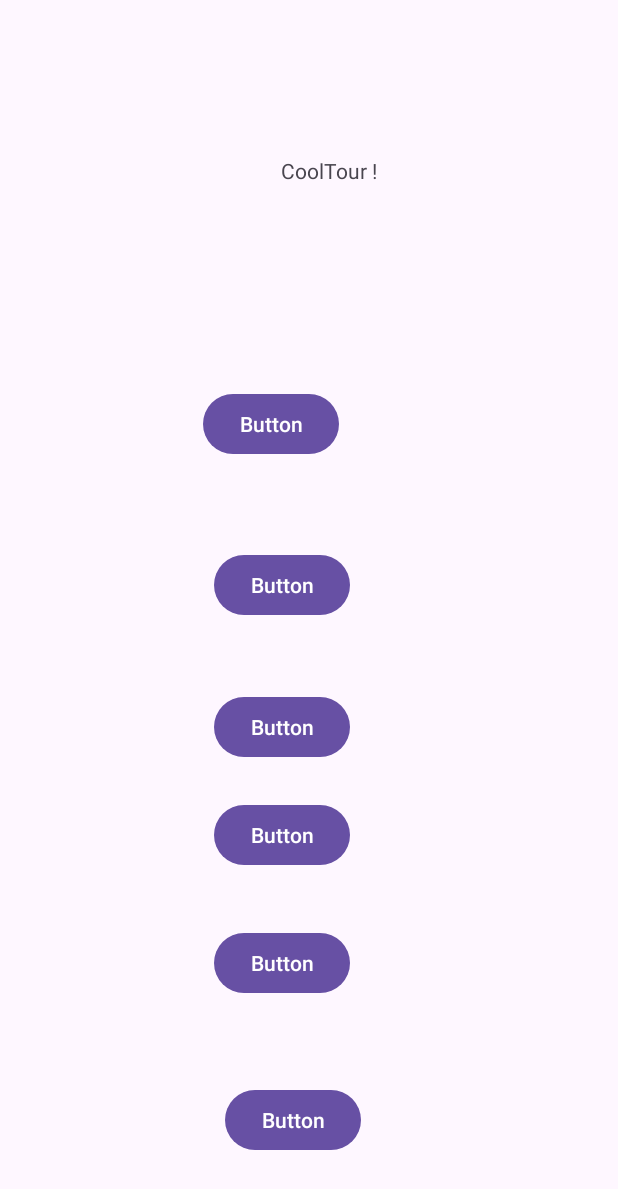
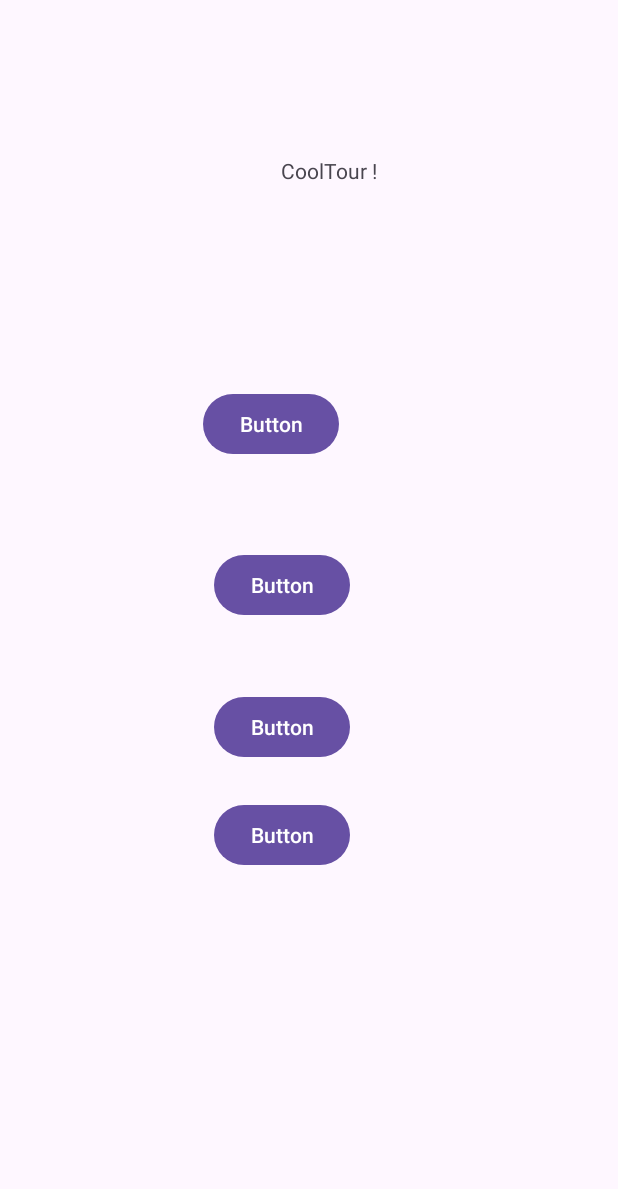
Before and after one commit to Nektar24/software-engineering, an Android app: the screen it shows after launch (MainActivity), on a phone screen of 412 x 824 dp. Shown: the top 1189 px of the screen. Run offline under Robolectric (Android 15) with nearby library versions, the phone set to English and light mode, and no system bars.

Commit message:
CODE- minus 2 buttons on start page

```diff
--- a/CODE/cooltoor/app/src/main/res/layout/activity_main.xml
+++ b/CODE/cooltoor/app/src/main/res/layout/activity_main.xml
@@ -6,30 +6,6 @@
     android:layout_width="match_parent"
     android:layout_height="match_parent"
     tools:context=".MainActivity">
-
-    <Button
-        android:id="@+id/button"
-        android:layout_width="wrap_content"
-        android:layout_height="wrap_content"
-        android:text="Button"
-        app:layout_constraintBottom_toBottomOf="parent"
-        app:layout_constraintEnd_toEndOf="parent"
-        app:layout_constraintHorizontal_bias="0.467"
-        app:layout_constraintStart_toStartOf="parent"
-        app:layout_constraintTop_toTopOf="parent"
-        app:layout_constraintVertical_bias="0.931" />
-
-    <Button
-        android:id="@+id/button"
-        android:layout_width="wrap_content"
-        android:layout_height="wrap_content"
-        android:text="Button"
-        app:layout_constraintBottom_toBottomOf="parent"
-        app:layout_constraintEnd_toEndOf="parent"
-        app:layout_constraintHorizontal_bias="0.445"
-        app:layout_constraintStart_toStartOf="parent"
-        app:layout_constraintTop_toTopOf="parent"
-        app:layout_constraintVertical_bias="0.796" />
 
     <Button
         android:id="@+id/button"
```
